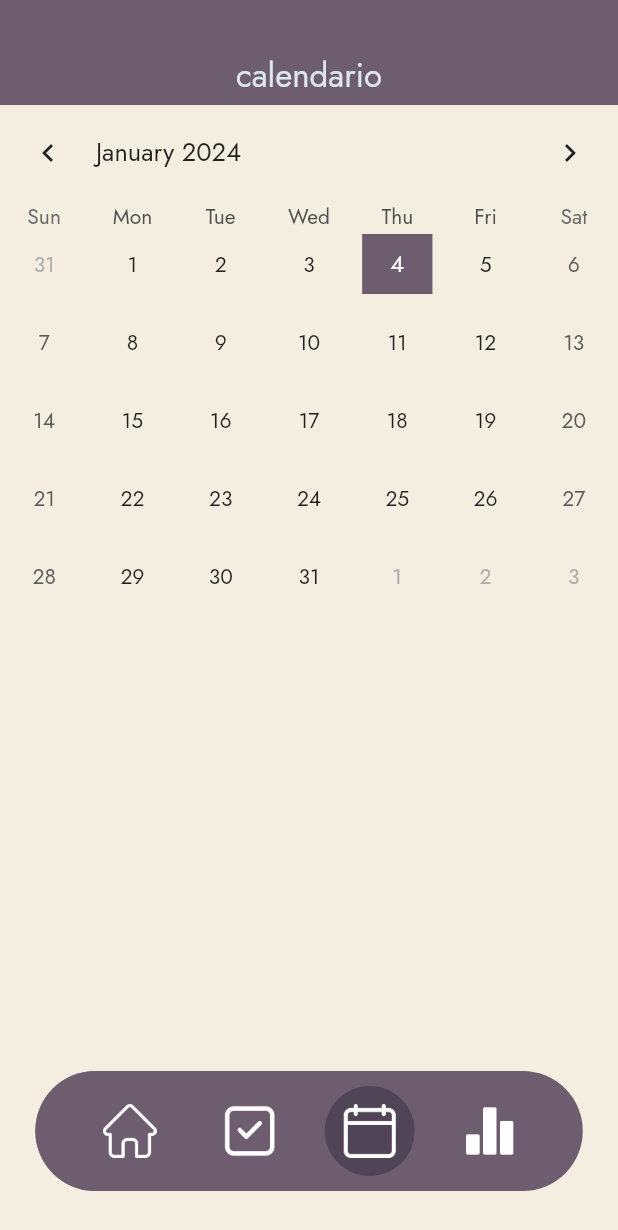
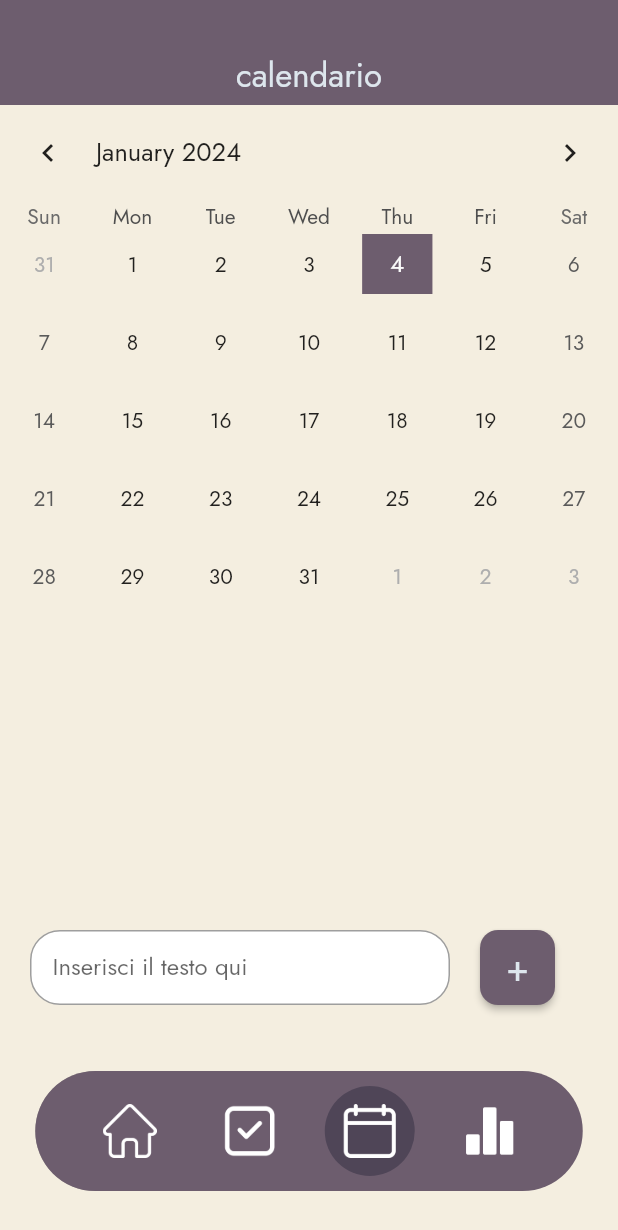
Before and after one commit to AresRebatto/TaskTrek, a Flutter app: the CalendarState screen opened directly, on a phone screen of 412 x 824 dp. Shown: the top 1230 px of the screen. Run offline on Flutter 3.47's test engine with Material 2 defaults, Android fonts, the phone set to English and light mode, and no system bars; drawn by our look-alikes of table_calendar; our stand-ins replace supabase_flutter; accounts and stored records are empty.

```diff
--- a/lib/Evento.dart
+++ b/lib/Evento.dart
@@ -3,8 +3,9 @@ import 'package:task_trek/DataBase.dart';
 class Event{
   String _nome = "";
   DateTime _data = DateTime.now();
+  int PK = 0;
 
-  Event(this._nome, this._data);
+  Event(this._nome, this._data, this.PK);
 
   static List<Event> GetspecificEvent(DateTime data)
   {
--- a/lib/Task.dart
+++ b/lib/Task.dart
@@ -1,4 +1,3 @@
-import 'package:flutter/material.dart';
 import 'package:task_trek/Obiettivo.dart';
 
 class Task
--- a/lib/pages/Calendar.dart
+++ b/lib/pages/Calendar.dart
@@ -3,6 +3,7 @@ import 'package:table_calendar/table_calendar.dart';
 import '../Colori.dart';
 import 'StandardWidgets.dart';
 import 'package:task_trek/Evento.dart';
+import 'package:task_trek/DataBase.dart';
 
 class CalendarState extends StatefulWidget
 {
@@ -14,11 +15,16 @@ class CalendarState extends StatefulWidget
 }
 class CalendarPage extends State<CalendarState>
 {
-  var currentDate = DateTime.now();
+  double heightColumn = 190.0;
+  static var currentDate = DateTime.now();
   List<Event> dayEvents = Event.GetspecificEvent(DateTime.now());
+  String newEventName = "";
+  final TextEditingController _controller = TextEditingController();
+
   void DaySelected(DateTime day, DateTime focusedDay){
     setState(() {
       currentDate = day;
+      dayEvents = Event.GetspecificEvent(day);
     });
   }
   @override
@@ -46,29 +52,116 @@ class CalendarPage extends State<CalendarState>
                   lastDay: DateTime.utc(2030, 10, 16),
                   onDaySelected: DaySelected,
                   selectedDayPredicate: (day) => isSameDay(day, currentDate),
-                  onPageChanged: (DateTime? calendarDate){
+
+                ),
+                Container(
+                  alignment: Alignment.topLeft,
+                  margin: const EdgeInsets.only(left: 10.0, top: 20.0),
+                  height: heightColumn,
+                  child: ListView.builder(
+                    itemCount: dayEvents.length,
+                    itemBuilder: (context, index) {
+                      return Row(
+                        children: [
+                          Text(
+                            dayEvents[index].Nome,
+                            style: const TextStyle(
+                              fontSize: 15,
+                            ),
+                          ),
+                          Container(
+                            margin: EdgeInsets.only(left: 20.0),
+                            child: TextButton(
+                              onPressed: (){},
+                              child: const Text("Elimina"),
+                              style: ElevatedButton.styleFrom(
+                                foregroundColor: Colori.brown,
+                              ),
+                            ),
+                          )
+                        ],
+                      );
+                    },
+                  ),
+                ),
+
+              ],
+            )
+          ),
+          //New event
+          Row(
+            children: [
+              Container(
+                margin: const EdgeInsets.only(top: 550, left: 20, right: 20),
+                height: 50,
+                width: 280,
+                decoration: BoxDecoration(
+                  borderRadius: BorderRadius.circular(20),
+                  color: Colors.white,
+                ),
+                child: TextField(
+                  controller: _controller,
+                  decoration: InputDecoration(
+                    hintText: 'Inserisci il testo qui',
+                    contentPadding: const EdgeInsets.all(15),
+                    border: OutlineInputBorder(
+                      borderRadius: BorderRadius.circular(20),
+                    ),
+                  ),
+                  onChanged: (String? value){
+                    newEventName = value!;
+                  },
+                  onTap: (){
                     setState(() {
-                      dayEvents = Event.GetspecificEvent(calendarDate!);
+                      heightColumn = 59.0;
+                    });
+                  },
+                  onEditingComplete: (){
+                    setState(() {
+                      heightColumn = 190.0;
                     });
                   },
                 ),
+              ),
               Container(
-                  alignment: Alignment.topLeft,
-                  margin: EdgeInsets.only(left: 10.0, top: 20.0),
-                  child: Column(
-                    children: [
-                      if(dayEvents.isNotEmpty)
-                        for(var elements in dayEvents)
-                          Text(
-                            "${elements.Nome}",
+                  width: 50.0,
+                  height: 50.0,
+                  margin: const EdgeInsets.only(top: 550),
+                  child: ElevatedButton(
+                      onPressed: () async{
+                        DBApp.InsertEvent(newEventName, currentDate);
+                        setState(() {
+                          _controller.clear();
+                        });
+                        await Future.delayed(const Duration(seconds: 3));
+                        setState(() {
+                          NewToDoBtnState(data);
+                        });
+
+                      },
+                      style: ElevatedButton.styleFrom(
+                        foregroundColor: Colori.brown,
+                        backgroundColor: Colori.violet,
+                      ).merge(
+                          ButtonStyle(
+                            shape: MaterialStateProperty.all<RoundedRectangleBorder>(
+                              RoundedRectangleBorder(
+                                borderRadius: BorderRadius.circular(12), // Cambia il tuo radius qui
+                              ),
+                            ),
+                          )
+                      ),
+                      child: Text(
+                        "+",
+                        textAlign: TextAlign.center,
+                        style: TextStyle(
+                            fontSize: 25,
+                            color: Colori.white
+                        ),
+                      )
+                  )
               )
             ],
-                  ),
-                )
-
-              ],
-            )
-
           ),
           StdBottomNavBar("calendar", context),
         ]
--- a/lib/pages/StandardWidgets.dart
+++ b/lib/pages/StandardWidgets.dart
@@ -89,7 +89,6 @@ class NewToDoBtn extends State<NewToDoBtnState>
       ],
     );
   }
-
 }
 
 dynamic contesto;
--- a/lib/pages/ToDo.dart
+++ b/lib/pages/ToDo.dart
@@ -179,8 +179,8 @@ class ToDoPage extends State<ToDoPageState>
                             });
                           },
                           style: ElevatedButton.styleFrom(
-                            primary: Colori.violet,
-                            onPrimary: Colori.brown,
+                            foregroundColor: Colori.brown,
+                            backgroundColor: Colori.violet,
                           ),
                           child: Text(
                             "Oggi",
```
Also changed, not shown: lib/DataBase.dart (+4 -4 lines). Lines whose indentation alone changed are shown as unchanged.
